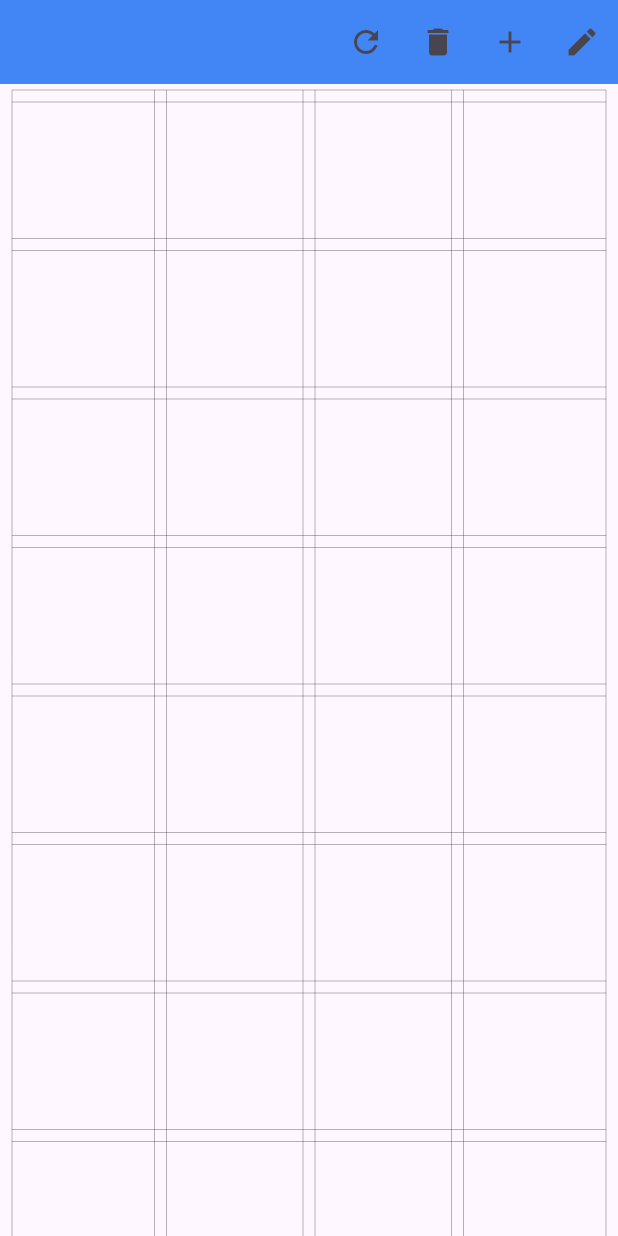
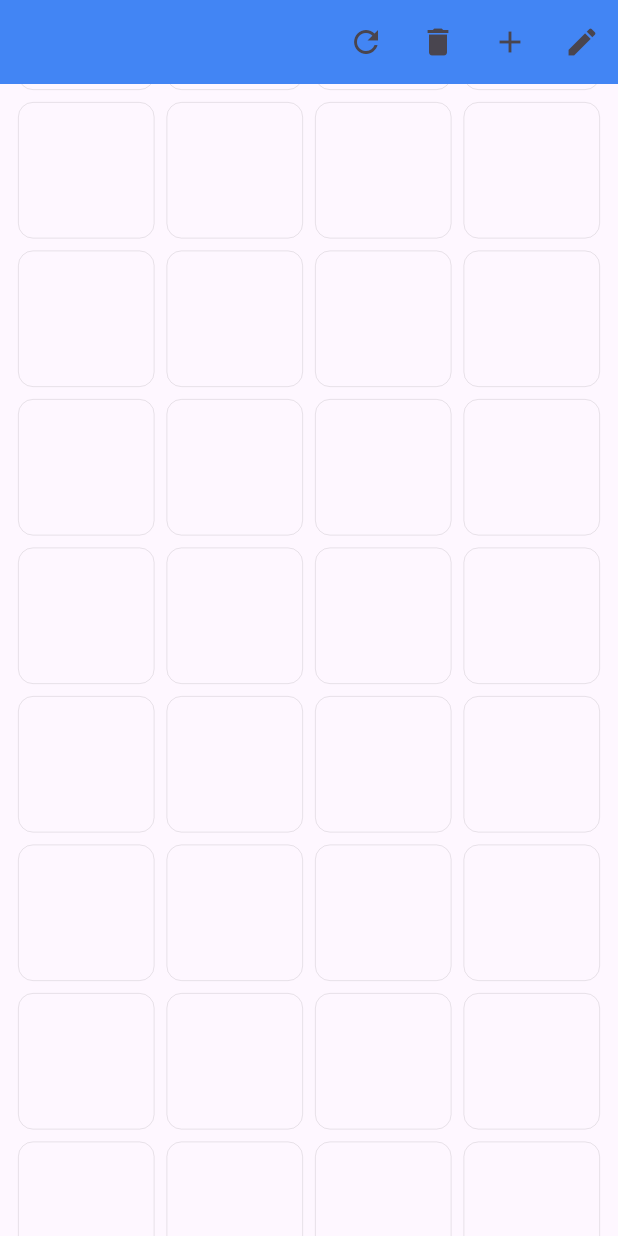
Before and after one commit to Mehmetyaz/dashboard, a Flutter app: the DashboardWidget screen opened by its route, after a tap on the "delete" icon, after a tap on the "edit" icon, on a phone screen of 412 x 824 dp. Run offline on Flutter 3.47's test engine with Material 3 defaults, Android fonts, the phone set to English and light mode, and no system bars; our stand-ins replace auto_size_text, flutter_colorpicker, shared_preferences; accounts and stored records are empty.

Commit message:
custom slot background added and grid lines parameters fixed

```diff
--- a/example/lib/main.dart
+++ b/example/lib/main.dart
@@ -95,6 +95,22 @@ class _MainPageState extends State<MainPage> {
         ],
       ),
     );
+  }
+}
+
+class MySlotBackground extends SlotBackgroundBuilder<ColoredDashboardItem> {
+  @override
+  Widget? buildBackground(BuildContext context, ColoredDashboardItem? item,
+      int x, int y, bool editing) {
+    if (item != null) {
+      return Container(
+        decoration: BoxDecoration(
+            color: Colors.red.withOpacity(0.5),
+            borderRadius: BorderRadius.circular(10)),
+      );
+    }
+
+    return null;
   }
 }
 
@@ -198,6 +214,15 @@ class _DashboardWidgetState extends State<DashboardWidget> {
                 shrinkToPlace: false,
                 slideToTop: true,
                 absorbPointer: false,
+                slotBackgroundBuilder: SlotBackgroundBuilder.withFunction(
+                    (context, item, x, y, editing) {
+                  return Container(
+                    decoration: BoxDecoration(
+                      border: Border.all(color: Colors.black12, width: 0.5),
+                      borderRadius: BorderRadius.circular(10),
+                    ),
+                  );
+                }),
                 padding: const EdgeInsets.all(8),
                 horizontalSpace: 8,
                 verticalSpace: 8,
@@ -218,7 +243,7 @@ class _DashboardWidgetState extends State<DashboardWidget> {
                 physics: const RangeMaintainingScrollPhysics(),
                 editModeSettings: EditModeSettings(
                     draggableOutside: false,
-                    paintBackgroundLines: true,
+                    paintBackgroundLines: false,
                     autoScroll: true,
                     resizeCursorSide: 15,
                     curve: Curves.easeOut,
@@ -226,8 +251,10 @@ class _DashboardWidgetState extends State<DashboardWidget> {
                     backgroundStyle: const EditModeBackgroundStyle(
                         lineColor: Colors.black38,
                         lineWidth: 0.5,
-                        dualLineHorizontal: true,
-                        dualLineVertical: true)),
+                        dualLineHorizontal: false,
+                        dualLineVertical: false
+                    )
+                ),
                 itemBuilder: (ColoredDashboardItem item) {
                   var layout = item.layoutData;
 
--- a/lib/src/controller/dashboard_controller.dart
+++ b/lib/src/controller/dashboard_controller.dart
@@ -899,11 +899,11 @@ class _EditSession {
     }
   }
 
-  void _addSwap(
+  /*void _addSwap(
       String directId, String indirectId, _Swap direct, _Swap indirect) {
     _swapChanges[directId] = direct;
     _swapChanges[indirectId] = indirect;
-  }
+  }*/
 
   ///
   final _ItemCurrentLayout editing;
--- a/lib/src/dashboard_base.dart
+++ b/lib/src/dashboard_base.dart
@@ -17,6 +17,7 @@ part 'widgets/dashboard_stack.dart';
 
 part 'widgets/dashboard_item_widget.dart';
 part 'widgets/animated_background_painter.dart';
+part 'widgets/grid_builder.dart';
 
 part 'models/dashboard_item.dart';
 part 'models/viewport_settings.dart';
--- a/lib/src/edit_mode/edit_mode_background_style.dart
+++ b/lib/src/edit_mode/edit_mode_background_style.dart
@@ -16,7 +16,8 @@ class EditModeBackgroundStyle {
       this.dualLineHorizontal = true,
       this.lineWidth = 0.7,
       this.lineColor = Colors.black54,
-      this.fillColor = Colors.black38});
+      this.fillColor = Colors.black38,
+      this.outherRadius = 8});
 
   @override
   bool operator ==(Object other) {
@@ -27,6 +28,8 @@ class EditModeBackgroundStyle {
         lineColor == other.lineColor &&
         fillColor == other.fillColor;
   }
+
+  final double outherRadius;
 
   /// Editing item background filling color.
   final Color fillColor;
--- a/lib/src/edit_mode/edit_mode_painter.dart
+++ b/lib/src/edit_mode/edit_mode_painter.dart
@@ -8,9 +8,12 @@ class _EditModeBackgroundPainter extends CustomPainter {
       required this.slotCount,
       required this.viewportDelegate,
       this.fillPosition,
+      required this.lines,
       this.style = const EditModeBackgroundStyle()});
 
   _ViewportDelegate viewportDelegate;
+
+  final bool lines;
 
   Rect? fillPosition;
 
@@ -29,6 +32,10 @@ class _EditModeBackgroundPainter extends CustomPainter {
   EditModeBackgroundStyle style;
 
   void drawVerticalLines(Canvas canvas) {
+    if (!lines) {
+      return;
+    }
+
     var horizontalLinePaint = Paint()
       ..style = PaintingStyle.stroke
       ..color = style.lineColor
@@ -58,6 +65,10 @@ class _EditModeBackgroundPainter extends CustomPainter {
   }
 
   void drawHorizontals(Canvas canvas) {
+    if (!lines) {
+      return;
+    }
+
     var horizontalLinePaint = Paint()
       ..style = PaintingStyle.stroke
       ..color = style.lineColor
@@ -92,7 +103,34 @@ class _EditModeBackgroundPainter extends CustomPainter {
     drawVerticalLines(canvas);
     drawHorizontals(canvas);
     if (fillPosition != null) {
-      canvas.drawRect(fillPosition!, Paint()..color = style.fillColor);
+      var path = Path()
+        ..moveTo(fillPosition!.left + style.outherRadius, fillPosition!.top)
+        ..lineTo(fillPosition!.right - style.outherRadius, fillPosition!.top)
+        ..arcToPoint(
+            Offset(fillPosition!.right, fillPosition!.top + style.outherRadius),
+            radius: Radius.circular(style.outherRadius))
+        ..lineTo(fillPosition!.right, fillPosition!.bottom - style.outherRadius)
+        ..arcToPoint(
+            Offset(
+                fillPosition!.right - style.outherRadius, fillPosition!.bottom),
+            radius: Radius.circular(style.outherRadius))
+        ..lineTo(fillPosition!.left + style.outherRadius, fillPosition!.bottom)
+        ..arcToPoint(
+            Offset(
+                fillPosition!.left, fillPosition!.bottom - style.outherRadius),
+            radius: Radius.circular(style.outherRadius))
+        ..lineTo(fillPosition!.left, fillPosition!.top + style.outherRadius)
+        ..arcToPoint(
+            Offset(fillPosition!.left + style.outherRadius, fillPosition!.top),
+            radius: Radius.circular(style.outherRadius))
+        ..close();
+
+      canvas.drawPath(
+        path,
+        Paint()
+          ..style = PaintingStyle.fill
+          ..color = style.fillColor,
+      );
     }
   }
 
--- a/lib/src/widgets/animated_background_painter.dart
+++ b/lib/src/widgets/animated_background_painter.dart
@@ -109,6 +109,7 @@ class _AnimatedBackgroundPainterState extends State<_AnimatedBackgroundPainter>
                   slotCount: widget.layoutController.slotCount,
                   style: widget.editModeSettings.backgroundStyle,
                   slotEdge: widget.layoutController.slotEdge,
+                  lines: widget.editModeSettings.paintBackgroundLines,
                   offset: widget.offset.pixels,
                   viewportDelegate: widget.layoutController._viewportDelegate),
               isComplex: true,
@@ -123,6 +124,7 @@ class _AnimatedBackgroundPainterState extends State<_AnimatedBackgroundPainter>
       return CustomPaint(
         painter: _EditModeBackgroundPainter(
             fillPosition: fillRect,
+            lines: widget.editModeSettings.paintBackgroundLines,
             verticalSlotEdge: widget.layoutController.verticalSlotEdge,
             slotCount: widget.layoutController.slotCount,
             style: widget.editModeSettings.backgroundStyle,
--- a/lib/src/widgets/dashboard.dart
+++ b/lib/src/widgets/dashboard.dart
@@ -49,11 +49,19 @@ class Dashboard<T extends DashboardItem> extends StatefulWidget {
       this.absorbPointer = true,
       this.animateEverytime = true,
       this.itemStyle = const ItemStyle(),
-      this.scrollToAdded = true})
+      this.scrollToAdded = true,
+      this.slotBackgroundBuilder})
       : assert((slotHeight == null && slotAspectRatio == null) ||
             !(slotHeight != null && slotAspectRatio != null)),
         editModeSettings = editModeSettings ?? EditModeSettings(),
         super(key: key);
+
+  /// If [slotBackgroundBuilder] is not null, the background of the slots
+  /// is drawn with the  [SlotBackgroundBuilder.build] method.
+  ///
+  /// The [SlotBackgroundBuilder.build] method is called for each slot that
+  /// is visible on the screen and in the cache area.
+  final SlotBackgroundBuilder<T>? slotBackgroundBuilder;
 
   /// If [scrollToAdded] is true, when a new item is added, the viewport
   /// scrolls to the added item.
@@ -454,7 +462,9 @@ class _DashboardState<T extends DashboardItem> extends State<Dashboard<T>>
             key: _stateKey,
             itemBuilder: widget.itemBuilder,
             dashboardController: _layoutController,
-              offset: offset);
+            offset: offset,
+            slotBackground: widget.slotBackgroundBuilder,
+          );
         });
   }
 }
--- a/lib/src/widgets/dashboard_stack.dart
+++ b/lib/src/widgets/dashboard_stack.dart
@@ -12,7 +12,8 @@ class _DashboardStack<T extends DashboardItem> extends StatefulWidget {
       required this.onScrollStateChange,
       required this.shouldCalculateNewDimensions,
       required this.itemStyle,
-      required this.emptyPlaceholder})
+      required this.emptyPlaceholder,
+      required this.slotBackground})
       : super(key: key);
 
   final Widget? emptyPlaceholder;
@@ -20,6 +21,7 @@ class _DashboardStack<T extends DashboardItem> extends StatefulWidget {
   final _DashboardLayoutController<T> dashboardController;
   final double cacheExtend;
   final EditModeSettings editModeSettings;
+  final SlotBackgroundBuilder<T>? slotBackground;
   final double maxScrollOffset;
   final void Function(bool scrollable) onScrollStateChange;
 
@@ -137,6 +139,43 @@ class _DashboardStackState<T extends DashboardItem>
 
   final Map<String, GlobalKey<_DashboardItemWidgetState>> _keys = {};
 
+  late int startIndex, endIndex;
+
+  List<Widget> _buildBackground() {
+    final res = <Widget>[];
+
+    int i = startIndex;
+
+    var l =
+        viewportDelegate.padding.left + (viewportDelegate.crossAxisSpace / 2);
+    var t = viewportDelegate.padding.top -
+        pixels +
+        (viewportDelegate.mainAxisSpace / 2);
+    var w = slotEdge - viewportDelegate.crossAxisSpace;
+    var h = verticalSlotEdge - viewportDelegate.mainAxisSpace;
+
+    while (i <= endIndex) {
+      var x = i % widget.dashboardController.slotCount;
+      var y = (i / widget.dashboardController.slotCount).floor();
+      widget.slotBackground!._itemController =
+          widget.dashboardController.itemController;
+      res.add(Positioned(
+        left: x * slotEdge + l,
+        top: y * verticalSlotEdge + t,
+        width: w,
+        height: h,
+        child: Builder(
+          builder: (c) {
+            return widget.slotBackground!._build(context, x, y);
+          },
+        ),
+      ));
+      i++;
+    }
+
+    return res;
+  }
+
   @override
   Widget build(BuildContext context) {
     if (widget.dashboardController._rebuild) {
@@ -148,11 +187,12 @@ class _DashboardStackState<T extends DashboardItem>
     verticalSlotEdge = widget.dashboardController.verticalSlotEdge;
     var startPixels = (viewportOffset.pixels) - widget.cacheExtend;
     var startY = (startPixels / verticalSlotEdge).floor();
-    var startIndex = widget.dashboardController.getIndex([0, startY]);
+
+    startIndex = widget.dashboardController.getIndex([0, startY]);
 
     var endPixels = viewportOffset.pixels + height + widget.cacheExtend;
     var endY = (endPixels / verticalSlotEdge).ceil();
-    var endIndex = widget.dashboardController
+    endIndex = widget.dashboardController
         .getIndex([widget.dashboardController.slotCount - 1, endY]);
 
     var needs = <String>[];
@@ -223,8 +263,8 @@ class _DashboardStackState<T extends DashboardItem>
     Widget result = Stack(
       clipBehavior: Clip.hardEdge,
       children: [
-        if (widget.editModeSettings.paintBackgroundLines &&
-            widget.dashboardController.isEditing)
+        if (widget.slotBackground != null) ..._buildBackground(),
+        if (widget.dashboardController.isEditing)
           Positioned(
             top: viewportDelegate.padding.top,
             left: viewportDelegate.padding.left,
--- /dev/null
+++ b/lib/src/widgets/grid_builder.dart
@@ -0,0 +1,48 @@
+part of dashboard;
+
+/// Slot background builder.
+abstract class SlotBackgroundBuilder<T extends DashboardItem> {
+  SlotBackgroundBuilder();
+
+  /// Create a builder with a function.
+  static SlotBackgroundBuilder<T> withFunction<T extends DashboardItem>(
+      Widget? Function(
+              BuildContext context, T? item, int x, int y, bool editing)
+          builder) {
+    return _WithFunctionSlotBackgroundBuilder<T>(builder);
+  }
+
+  DashboardItemController<T>? _itemController;
+
+  Widget _build(BuildContext context, int x, int y) {
+    final layoutController = _itemController!._layoutController!;
+    final i = layoutController._indexesTree[layoutController.getIndex([x, y])];
+
+    T? item;
+
+    if (i != null) {
+      item = layoutController.itemController._items[i] as T;
+    }
+
+    return buildBackground(context, item, x, y, layoutController._isEditing) ??
+        Container();
+  }
+
+  /// Build background widget.
+  Widget? buildBackground(
+      BuildContext context, T? item, int x, int y, bool editing);
+}
+
+class _WithFunctionSlotBackgroundBuilder<T extends DashboardItem>
+    extends SlotBackgroundBuilder<T> {
+  final Widget? Function(
+      BuildContext context, T? item, int x, int y, bool editing) builder;
+
+  _WithFunctionSlotBackgroundBuilder(this.builder);
+
+  @override
+  Widget? buildBackground(
+      BuildContext context, T? item, int x, int y, bool editing) {
+    return builder(context, item, x, y, editing);
+  }
+}
```
Lines whose indentation alone changed are shown as unchanged.
